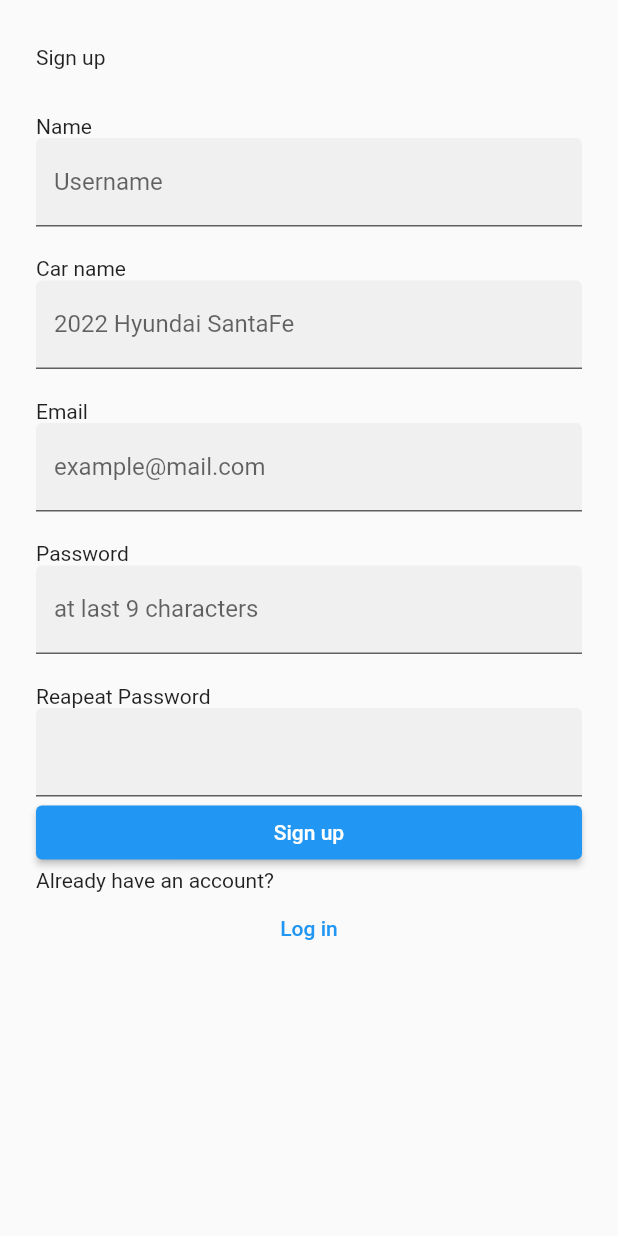
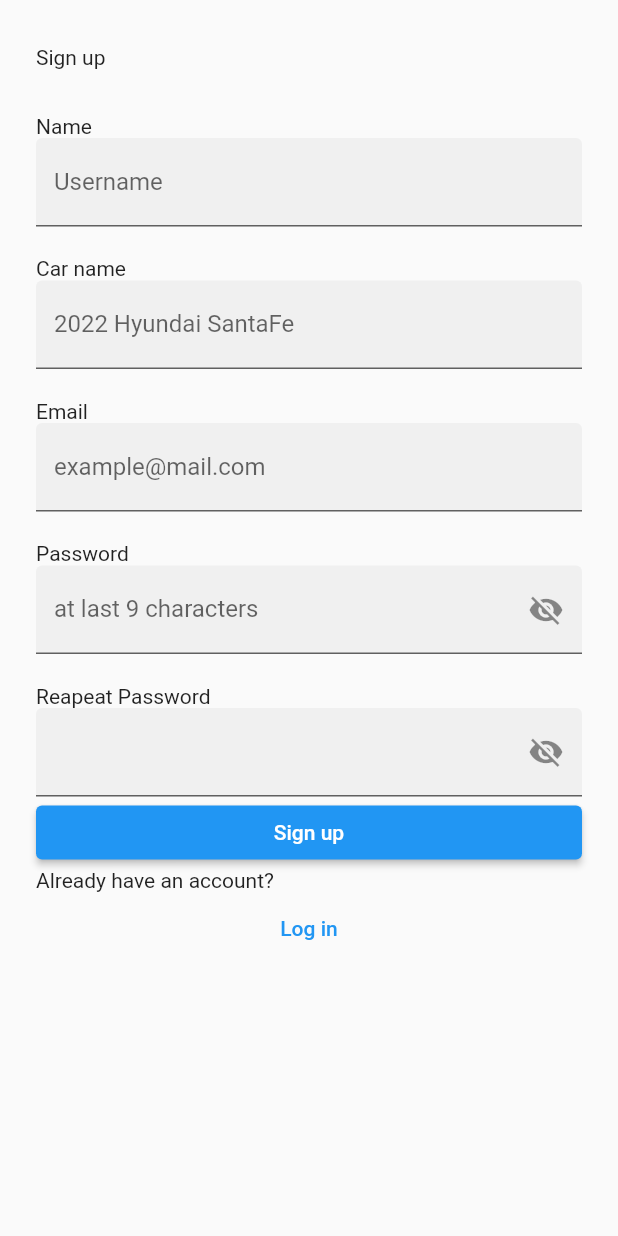
Before and after one commit to ggpark1218/2022_1_TuringPoint, a Flutter app: the screen it shows after launch, after a tap on "Sign Up", on a phone screen of 412 x 824 dp. Run offline on Flutter 3.47's test engine with Material 2 defaults, Android fonts, the phone set to English and light mode, and no system bars; our stand-ins replace carousel_slider, flutter_screenutil, get, google_fonts, material_design_icons_flutter.

Commit message:
회원가입 비밀번호영역 수정

```diff
--- a/lib/signin.dart
+++ b/lib/signin.dart
@@ -1,5 +1,10 @@
 import 'package:flutter/material.dart';
 //eunnjin
+
+
+bool passobscure=true;
+bool passobscure2=true;
+
 class signin extends StatefulWidget {
   const signin({Key? key}) : super(key: key);
 
@@ -80,7 +85,28 @@ class _signinState extends State<signin> {
             Text('Password'),
             TextFormField(
               controller: _passwordController,
-              decoration: const InputDecoration(
+              decoration: InputDecoration(
+             suffixIcon: Row(
+               mainAxisAlignment: MainAxisAlignment.spaceBetween, // added line
+               mainAxisSize: MainAxisSize.min, // added line
+               children: <Widget>[
+                 IconButton(
+                   icon: passobscure?Icon(Icons.visibility_off):Icon(Icons.visibility),
+                   onPressed: () {
+                     setState(() {
+                       passobscure=!passobscure;
+                     });
+                   },
+                 ),
+                 // IconButton(
+                 //   icon: Icon(snapshot.data
+                 //       ? Icons.visibility
+                 //       : Icons.visibility_off),
+                 //   onPressed: _authBloc.switchObscureTextMode,
+                 // ),
+               ],
+
+              ),
                 filled: true,
                 labelText: 'at last 9 characters',
               ),
@@ -91,13 +117,30 @@ class _signinState extends State<signin> {
                 return null;
               },
 
-              obscureText: true,
+              obscureText:passobscure? true:false,
             ),
             const SizedBox(height: 20.0),
             Text('Reapeat Password'),
             TextFormField(
+
               controller: _repeatpasswordController,
-              decoration: const InputDecoration(
+              decoration:  InputDecoration(
+                suffixIcon: Row(
+                  mainAxisAlignment: MainAxisAlignment.spaceBetween, // added line
+                  mainAxisSize: MainAxisSize.min, // added line
+                  children: <Widget>[
+                    IconButton(
+                      icon: passobscure2?Icon(Icons.visibility_off):Icon(Icons.visibility),
+                      onPressed: () {
+                        setState(() {
+                          passobscure2=!passobscure2;
+                        });
+                      },
+                    ),
+
+                  ],
+
+                ),
                 filled: true,
                 labelText: '',
               ),
@@ -107,7 +150,7 @@ class _signinState extends State<signin> {
                 }
                 return null;
               },
-              obscureText: true,
+              obscureText: passobscure2?true:false,
             ),
             ElevatedButton(
               child: const Text('Sign up'),
```
